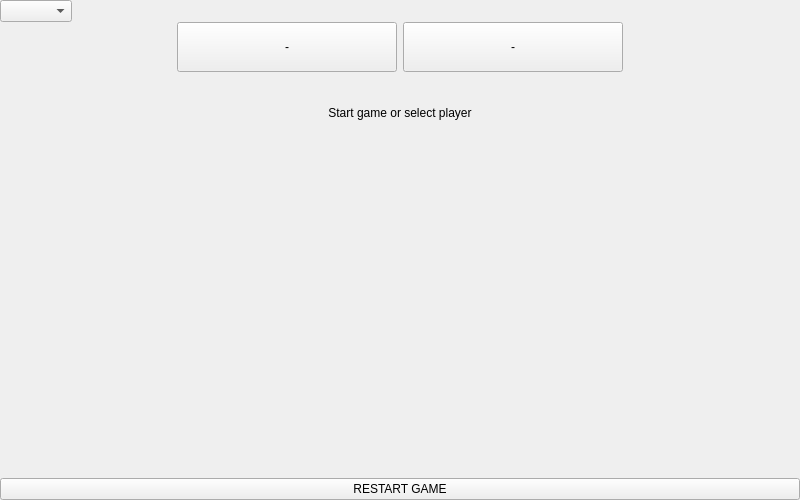
Old version of the form src/widget.ui in the repository elvisxiaozhi/For-English-Learner.
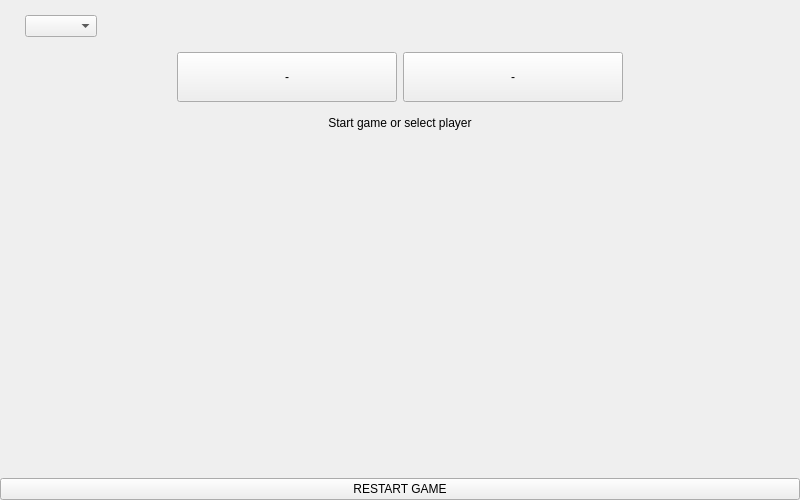
New version of the form.

The edit to the form file:
```diff
--- a/src/widget.ui
+++ b/src/widget.ui
@@ -13,7 +13,7 @@
   <property name="windowTitle">
    <string>Widget</string>
   </property>
-  <layout class="QVBoxLayout" name="verticalLayout" stretch="1,1,1,4,1">
+  <layout class="QVBoxLayout" name="verticalLayout" stretch="2,2,1,8,2">
    <property name="spacing">
     <number>0</number>
    </property>
@@ -30,18 +30,33 @@
     <number>0</number>
    </property>
    <item>
-    <layout class="QHBoxLayout" name="difficultHLayout">
+    <layout class="QHBoxLayout" name="difficultyHLayout" stretch="0,0">
+     <property name="spacing">
+      <number>0</number>
+     </property>
+     <property name="leftMargin">
+      <number>25</number>
+     </property>
+     <property name="topMargin">
+      <number>15</number>
+     </property>
+     <property name="rightMargin">
+      <number>0</number>
+     </property>
+     <property name="bottomMargin">
+      <number>15</number>
+     </property>
      <item>
-      <widget class="QComboBox" name="difficultMode"/>
+      <widget class="QComboBox" name="difficultyMode"/>
      </item>
      <item>
-      <spacer name="horizontalSpacer">
+      <spacer name="difficultySpacer">
        <property name="orientation">
         <enum>Qt::Horizontal</enum>
        </property>
        <property name="sizeHint" stdset="0">
         <size>
-         <width>40</width>
+         <width>1</width>
          <height>20</height>
         </size>
        </property>
```
